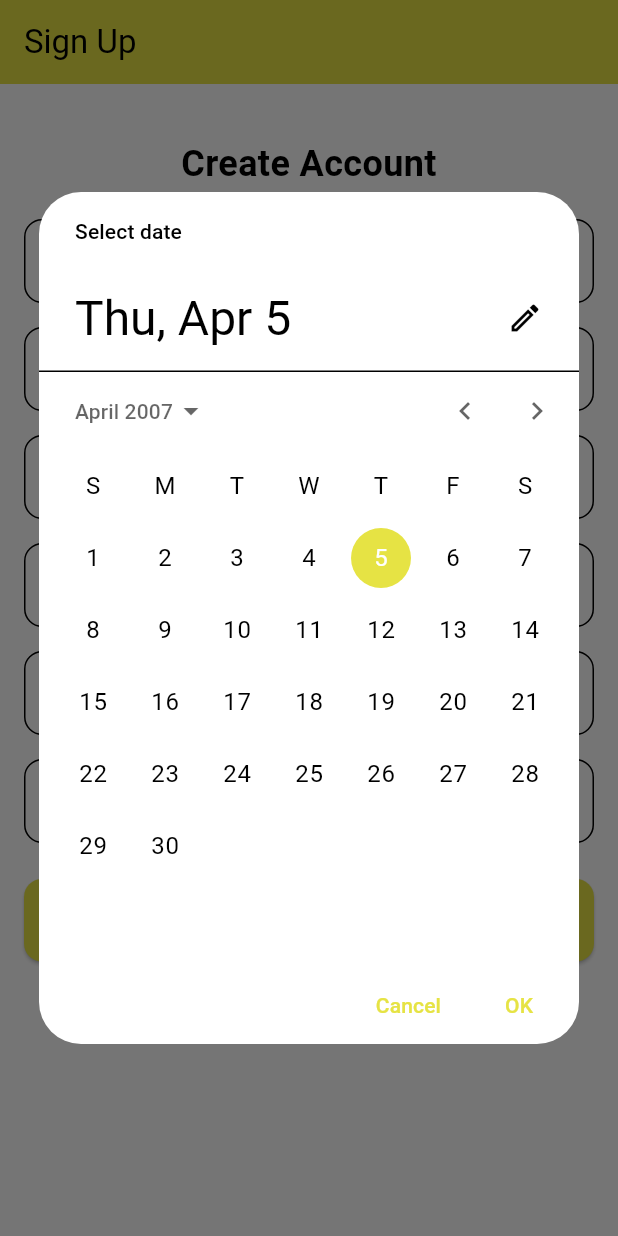
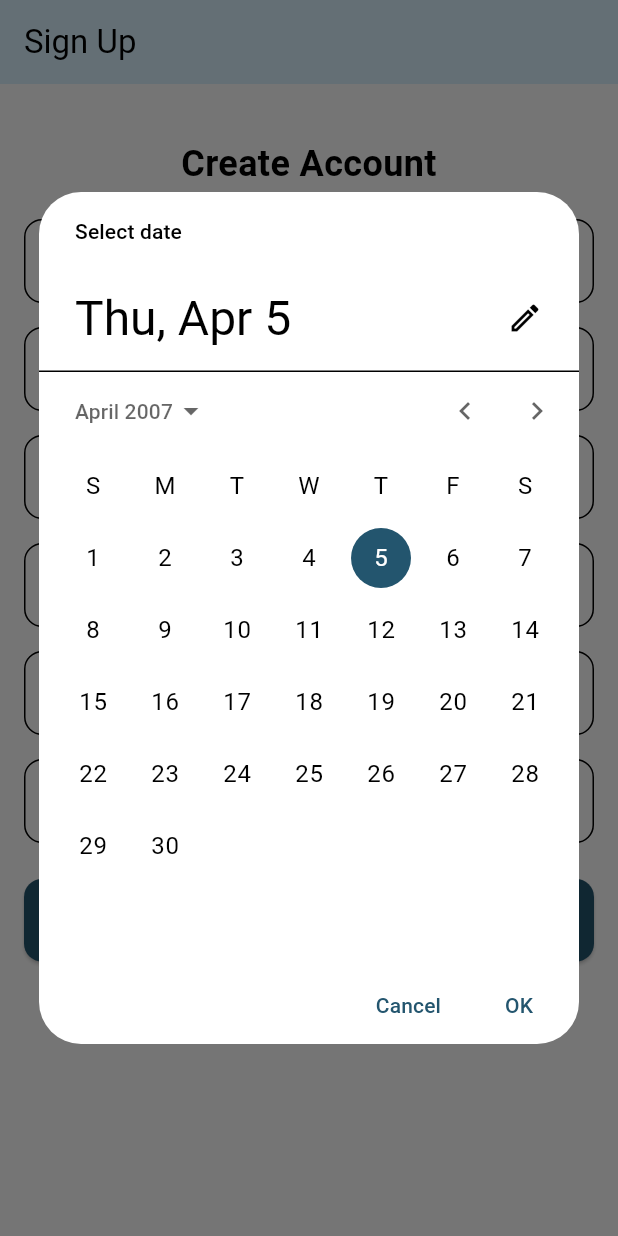
Before and after one commit to R-veesh/Sri_Traveler, a Flutter app: the screen it shows after launch, after a tap on "Login", after a tap on "Sign Up", after a tap on "Date of Birth", on a phone screen of 412 x 824 dp. Run offline on Flutter 3.47's test engine with Material 3 defaults, Android fonts, the phone set to English and light mode, and no system bars; our stand-ins replace cached_network_image, cloud_firestore, dio, firebase_auth, firebase_core, image_picker and 3 more; accounts and stored records are empty.

Commit message:
color turn blue

```diff
--- a/lib/auth/login_screen.dart
+++ b/lib/auth/login_screen.dart
@@ -110,7 +110,7 @@ class _LoginScreenState extends State<LoginScreen> {
     return Scaffold(
       appBar: AppBar(
         title: Text('Login'),
-        backgroundColor: const Color.fromARGB(255, 230, 227, 68),
+        backgroundColor: const Color.fromARGB(129, 180, 230, 255),
       ),
       body: SingleChildScrollView(
         padding: EdgeInsets.all(16.0),
@@ -123,7 +123,7 @@ class _LoginScreenState extends State<LoginScreen> {
               Icon(
                 Icons.account_circle,
                 size: 80,
-                color: const Color.fromARGB(255, 230, 227, 68),
+                color: const Color.fromARGB(255, 35, 85, 110),
               ),
               SizedBox(height: 20),
               Text(
@@ -209,7 +209,7 @@ class _LoginScreenState extends State<LoginScreen> {
                             _rememberMe = value ?? false;
                           });
                         },
-                        activeColor: const Color.fromARGB(255, 230, 227, 68),
+                        activeColor: const Color.fromARGB(255, 35, 85, 110),
                       ),
                       Text('Remember me'),
                     ],
@@ -219,7 +219,7 @@ class _LoginScreenState extends State<LoginScreen> {
                     child: Text(
                       'Forgot Password?',
                       style: TextStyle(
-                        color: const Color.fromARGB(255, 230, 227, 68),
+                        color: const Color.fromARGB(255, 35, 85, 110),
                       ),
                     ),
                   ),
@@ -258,7 +258,7 @@ class _LoginScreenState extends State<LoginScreen> {
               ElevatedButton(
                 onPressed: _isLoading ? null : _signIn,
                 style: ElevatedButton.styleFrom(
-                  backgroundColor: const Color.fromARGB(255, 230, 227, 68),
+                  backgroundColor: const Color.fromARGB(255, 35, 85, 110),
                   foregroundColor: Colors.black,
                   padding: EdgeInsets.symmetric(vertical: 16),
                   shape: RoundedRectangleBorder(
@@ -297,7 +297,7 @@ class _LoginScreenState extends State<LoginScreen> {
                     child: Text(
                       'Sign Up',
                       style: TextStyle(
-                        color: const Color.fromARGB(255, 230, 227, 68),
+                        color: const Color.fromARGB(255, 35, 85, 110),
                         fontWeight: FontWeight.bold,
                       ),
                     ),
--- a/lib/auth/signup_screen.dart
+++ b/lib/auth/signup_screen.dart
@@ -47,9 +47,9 @@ class _SignupScreenState extends State<SignupScreen> {
       builder: (context, child) {
         return Theme(
           data: ThemeData.light().copyWith(
-            primaryColor: const Color.fromARGB(255, 230, 227, 68),
+            primaryColor: const Color.fromARGB(255, 35, 85, 110),
             colorScheme: ColorScheme.light(
-              primary: const Color.fromARGB(255, 230, 227, 68),
+              primary: const Color.fromARGB(255, 35, 85, 110),
             ),
             buttonTheme: ButtonThemeData(textTheme: ButtonTextTheme.primary),
           ),
@@ -165,7 +165,7 @@ class _SignupScreenState extends State<SignupScreen> {
     return Scaffold(
       appBar: AppBar(
         title: Text('Sign Up'),
-        backgroundColor: const Color.fromARGB(255, 230, 227, 68),
+        backgroundColor: const Color.fromARGB(129, 180, 230, 255),
       ),
       body: SingleChildScrollView(
         padding: EdgeInsets.all(16.0),
@@ -385,7 +385,7 @@ class _SignupScreenState extends State<SignupScreen> {
               ElevatedButton(
                 onPressed: _isLoading ? null : _signUp,
                 style: ElevatedButton.styleFrom(
-                  backgroundColor: const Color.fromARGB(255, 230, 227, 68),
+                  backgroundColor: const Color.fromARGB(255, 35, 85, 110),
                   foregroundColor: Colors.black,
                   padding: EdgeInsets.symmetric(vertical: 16),
                   shape: RoundedRectangleBorder(
@@ -424,7 +424,7 @@ class _SignupScreenState extends State<SignupScreen> {
                     child: Text(
                       'Login',
                       style: TextStyle(
-                        color: const Color.fromARGB(255, 230, 227, 68),
+                        color: const Color.fromARGB(255, 35, 85, 110),
                         fontWeight: FontWeight.bold,
                       ),
                     ),
--- a/lib/home/TripScreen.dart
+++ b/lib/home/TripScreen.dart
@@ -1,6 +1,5 @@
 import 'package:flutter/material.dart';
 import 'package:sri_traveler/home/TripScreen/trip.dart';
-// import 'package:sri_traveler/home/TripScreen/trip_references.dart';
 import 'package:sri_traveler/home/TripScreen/TripDetailScreen.dart';
 import 'package:cloud_firestore/cloud_firestore.dart';
 
@@ -57,7 +56,7 @@ class TripScreen extends StatelessWidget {
         },
         child: Card(
           shadowColor: Colors.black,
-          color: const Color.fromARGB(129, 251, 254, 255),
+          color: const Color.fromARGB(255, 248, 250, 252),
           elevation: 3,
           shape: RoundedRectangleBorder(
             borderRadius: BorderRadius.circular(15.0),
@@ -131,7 +130,7 @@ class TripScreen extends StatelessWidget {
                       //   ),
                       // ),
                       Padding(
-                        padding: const EdgeInsets.fromLTRB(0, 0, 9, 10),
+                        padding: const EdgeInsets.fromLTRB(5, 0, 9, 10),
                         child: Row(
                           mainAxisAlignment: MainAxisAlignment.spaceBetween,
                           children: [
@@ -140,7 +139,7 @@ class TripScreen extends StatelessWidget {
                               padding: const EdgeInsets.symmetric(
                                   horizontal: 12, vertical: 6),
                               decoration: BoxDecoration(
-                                color: Color.fromARGB(177, 255, 255, 255),
+                                color: Color.fromARGB(193, 229, 237, 245),
                                 borderRadius: BorderRadius.circular(10),
                               ),
                               child: Text(
@@ -158,7 +157,7 @@ class TripScreen extends StatelessWidget {
                               padding: const EdgeInsets.symmetric(
                                   horizontal: 12, vertical: 6),
                               decoration: BoxDecoration(
-                                color: Color.fromARGB(177, 255, 255, 255),
+                                color: Color.fromARGB(200, 175, 241, 155),
                                 borderRadius: BorderRadius.circular(10),
                               ),
                               child: Text(
--- a/lib/main.dart
+++ b/lib/main.dart
@@ -24,8 +24,8 @@ class MyApp extends StatelessWidget {
       theme: ThemeData(
         primaryColor: const Color.fromARGB(129, 180, 230, 255),
         colorScheme: ColorScheme.light(
-          primary: const Color.fromARGB(129, 180, 230, 255),
-          secondary: const Color.fromARGB(94, 180, 230, 255),
+          primary: const Color.fromARGB(255, 35, 85, 110),
+          secondary: const Color.fromARGB(225, 188, 204, 220),
         ),
         appBarTheme: AppBarTheme(
           backgroundColor: const Color.fromARGB(129, 180, 230, 255),
```
